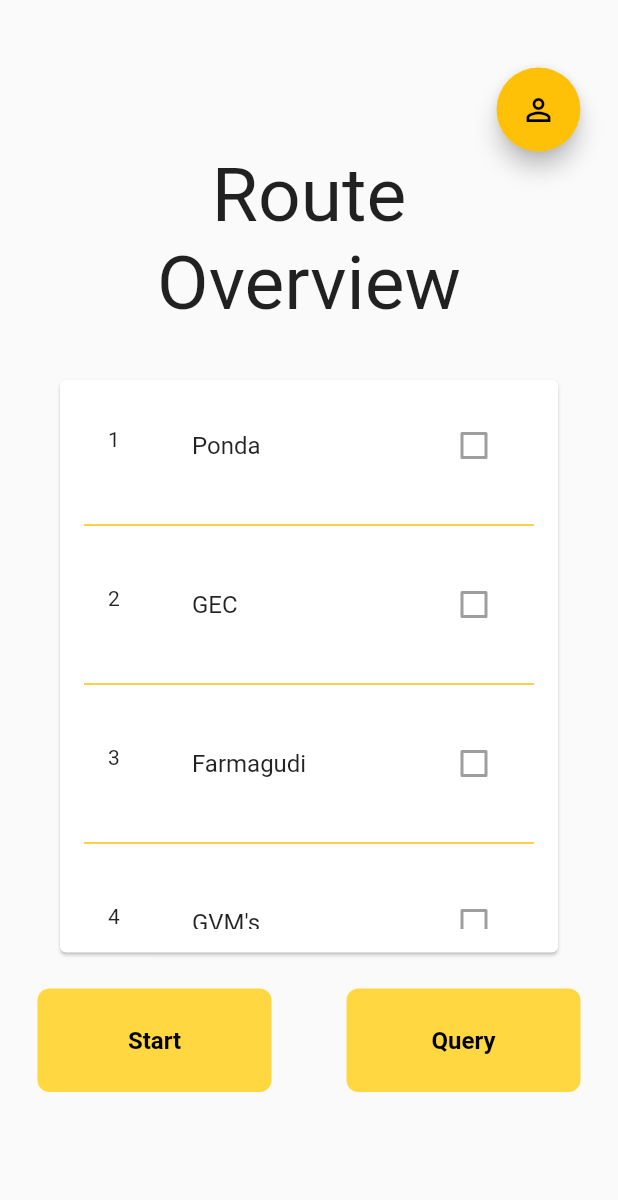
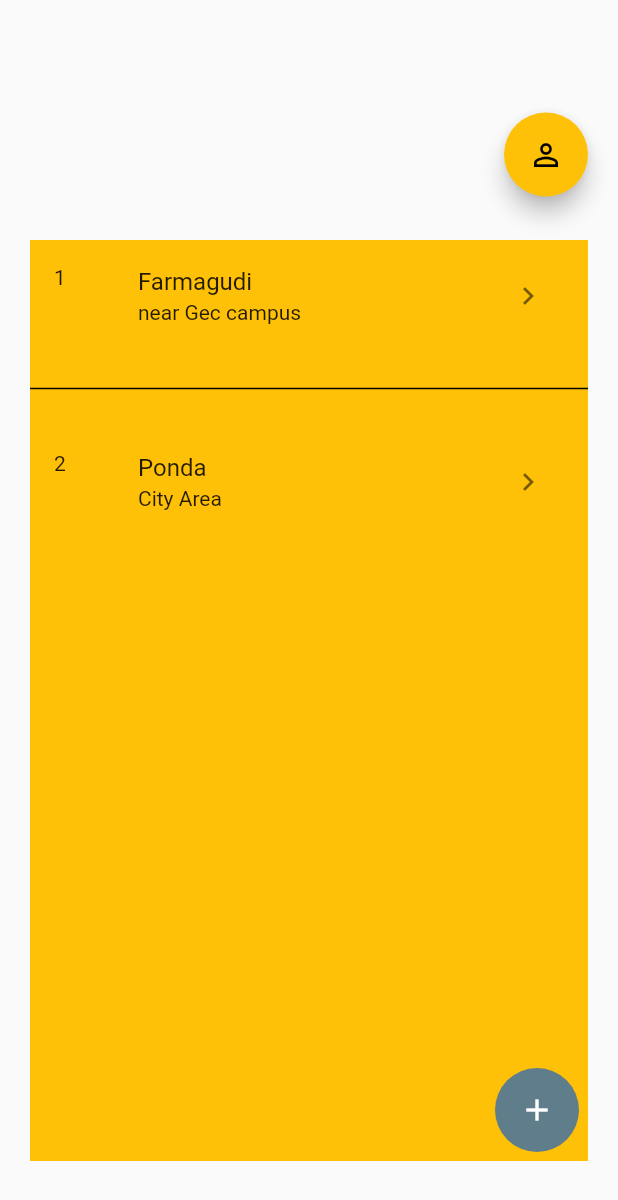
Before and after one commit to AkashCSanjeev/e_beat_goa_police, a Flutter app: the screen it shows after launch, after a tap on "Sign In", on a phone screen of 412 x 824 dp. Shown: the top 1200 px of the screen. Run offline on Flutter 3.47's test engine with Material 2 defaults, Android fonts, the phone set to English and light mode, and no system bars; our stand-ins replace google_maps_flutter; missing offline and left inert: flutter_polyline_points.

Commit message:
all_routes screen added

```diff
--- /dev/null
+++ b/lib/Models/created_route_model.dart
@@ -0,0 +1,6 @@
+class ExistingRoute {
+  String routeName, routeDescription;
+  List<String> locations;
+
+  ExistingRoute(this.routeName, this.routeDescription, this.locations);
+}
--- a/lib/main.dart
+++ b/lib/main.dart
@@ -1,3 +1,4 @@
+import 'package:e_beat/screens/all_routes.dart';
 import 'package:e_beat/screens/login_page.dart';
 import 'package:flutter/material.dart';
 
--- /dev/null
+++ b/lib/screens/all_routes.dart
@@ -0,0 +1,95 @@
+import 'package:e_beat/Models/created_route_model.dart';
+import 'package:e_beat/screens/beat_admin.dart';
+import 'package:e_beat/screens/route_summary.dart';
+import 'package:flutter/material.dart';
+import 'package:flutter/src/widgets/framework.dart';
+import 'package:flutter/src/widgets/placeholder.dart';
+
+class AllRoutes extends StatefulWidget {
+  const AllRoutes({super.key});
+
+  @override
+  State<AllRoutes> createState() => _AllRoutesState();
+}
+
+class _AllRoutesState extends State<AllRoutes> {
+  ExistingRoute r1 = ExistingRoute("Farmagudi", "near Gec campus",
+      ['farmagudi circle', 'gec circle', 'NIT Campus', 'Hostel']);
+  ExistingRoute r2 = ExistingRoute(
+      "Ponda", "City Area", ['A J De Almeida', 'Church', 'Tisk', 'Garden']);
+
+  late List<ExistingRoute> er = [r1, r2];
+
+  @override
+  Widget build(BuildContext context) {
+    return Scaffold(
+      body: Stack(
+        children: [
+          Container(
+            margin: EdgeInsets.fromLTRB(20, 75, 20, 20),
+            child: Row(
+              mainAxisAlignment: MainAxisAlignment.end,
+              children: [
+                FloatingActionButton(
+                  onPressed: () {
+                    Navigator.push(context,
+                        MaterialPageRoute(builder: (context) {
+                      return BeatAdmin();
+                    }));
+                  },
+                  backgroundColor: Colors.amber,
+                  child: Icon(
+                    Icons.perm_identity,
+                    color: Colors.black,
+                  ),
+                ),
+              ],
+            ),
+          ),
+          Center(
+            child: Container(
+              color: Colors.amber,
+              margin: EdgeInsets.fromLTRB(20, 160, 20, 50),
+              child: ListView.separated(
+                  itemBuilder: (context, index) {
+                    return ExpansionTile(
+                      leading: Text('${index + 1}'),
+                      title: Text(er[index].routeName),
+                      subtitle: Text(er[index].routeDescription),
+                      trailing: IconButton(
+                        onPressed: () {
+                          Navigator.push(context,
+                              MaterialPageRoute(builder: (context) {
+                            return RouteSummary(er[index].locations);
+                          }));
+                        },
+                        icon: Icon(Icons.navigate_next),
+                      ),
+                      children: [
+                        Text(er[index].locations.toString()),
+                      ],
+                    );
+                  },
+                  separatorBuilder: (context, index) {
+                    return Divider(
+                      height: 50,
+                      thickness: 1,
+                      color: Colors.black,
+                    );
+                  },
+                  itemCount: er.length),
+            ),
+          )
+        ],
+      ),
+      floatingActionButton: Container(
+        margin: EdgeInsets.fromLTRB(0, 0, 10, 40),
+        child: new FloatingActionButton(
+            elevation: 0.0,
+            child: new Icon(Icons.add),
+            backgroundColor: Colors.blueGrey,
+            onPressed: () {}),
+      ),
+    );
+  }
+}
--- a/lib/screens/login_page.dart
+++ b/lib/screens/login_page.dart
@@ -1,5 +1,6 @@
 import 'package:e_beat/components/TextField.dart';
 import 'package:e_beat/components/my_button.dart';
+import 'package:e_beat/screens/all_routes.dart';
 import 'package:e_beat/screens/route_summary.dart';
 import 'package:flutter/material.dart';
 import 'package:flutter/src/widgets/framework.dart';
@@ -77,7 +78,7 @@ class LogIn extends StatelessWidget {
                 onTap: () {
                   Navigator.pushReplacement(context,
                       MaterialPageRoute(builder: (context) {
-                    return RouteSummary();
+                    return AllRoutes();
                   }));
                 },
               ),
--- a/lib/screens/route_summary.dart
+++ b/lib/screens/route_summary.dart
@@ -9,9 +9,8 @@ import 'package:flutter/src/widgets/placeholder.dart';
 import 'package:url_launcher/url_launcher.dart';
 
 class RouteSummary extends StatelessWidget {
-  RouteSummary({super.key});
-
-  List<String> location = ["Ponda", "GEC", "Farmagudi", "GVM's", "Bus Stand"];
+  List<String> location;
+  RouteSummary(this.location);
   String url = 'tel:+919422441471';
 
   @override
```
